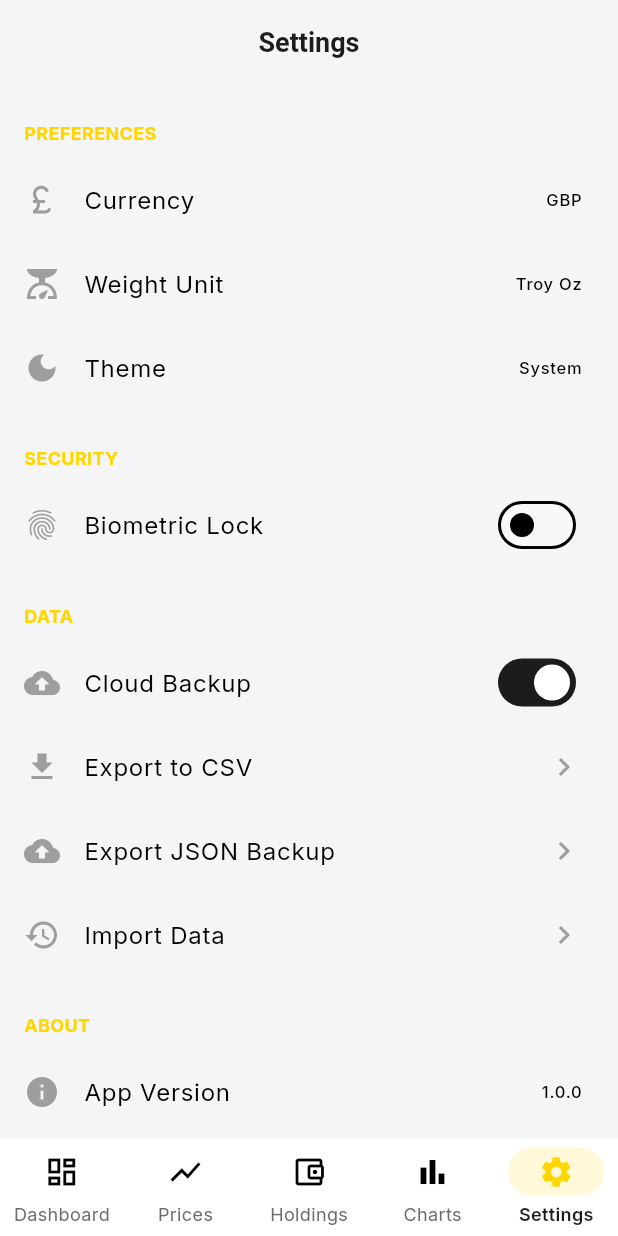
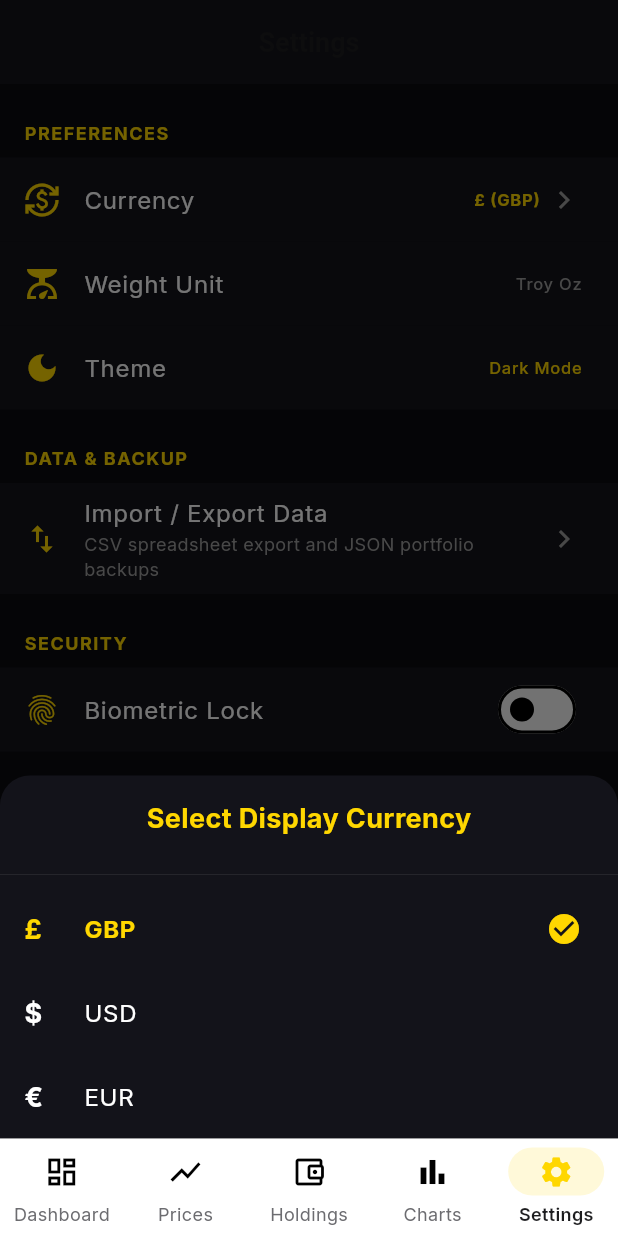
Before and after one commit to SSpiderlxx/bullion-tracker, a Flutter app: the screen it shows after launch, item 5 of the bottom bar chosen, after a tap on "Currency", on a phone screen of 412 x 824 dp. Run offline on Flutter 3.47's test engine with Material 3 defaults, Android fonts, the phone set to English and light mode, and no system bars; our stand-ins replace csv, decimal, dio, file_picker, fl_chart, flutter_animate and 6 more; missing offline and left inert: sqlite3; network calls fail.

Commit message:
Enhance SettingsScreen with live currency selection modal and navigation to ImportExportScreen

```diff
--- a/lib/features/settings/screens/settings_screen.dart
+++ b/lib/features/settings/screens/settings_screen.dart
@@ -1,42 +1,138 @@
 import 'package:flutter/material.dart';
+import 'package:hooks_riverpod/hooks_riverpod.dart';
+import 'package:go_router/go_router.dart';
 import '../../../core/theme/app_colors.dart';
+import '../../../domain/entities/currency_code.dart';
+import '../../../data/providers/price_providers.dart';
 
-class SettingsScreen extends StatelessWidget {
+class SettingsScreen extends HookConsumerWidget {
   const SettingsScreen({super.key});
 
   @override
-  Widget build(BuildContext context) {
+  Widget build(BuildContext context, WidgetRef ref) {
+    final currentCurrency = ref.watch(selectedCurrencyProvider);
+
+    void showCurrencyPicker() {
+      showModalBottomSheet(
+        context: context,
+        backgroundColor: AppColors.surfaceDark,
+        shape: const RoundedRectangleBorder(
+          borderRadius: BorderRadius.vertical(top: Radius.circular(20)),
+        ),
+        builder: (context) {
+          return SafeArea(
+            child: Column(
+              mainAxisSize: MainAxisSize.min,
+              children: [
+                const Padding(
+                  padding: EdgeInsets.all(16.0),
+                  child: Text(
+                    'Select Display Currency',
+                    style: TextStyle(
+                      color: AppColors.gold,
+                      fontWeight: FontWeight.bold,
+                      fontSize: 18,
+                    ),
+                  ),
+                ),
+                const Divider(color: Colors.white10),
+                ...CurrencyCode.values.map((currency) {
+                  final isSelected = currency == currentCurrency;
+                  return ListTile(
+                    leading: Text(
+                      currency.symbol,
+                      style: TextStyle(
+                        color: isSelected ? AppColors.gold : AppColors.textPrimaryDark,
+                        fontWeight: FontWeight.bold,
+                        fontSize: 18,
+                      ),
+                    ),
+                    title: Text(
+                      currency.name.toUpperCase(),
+                      style: TextStyle(
+                        color: isSelected ? AppColors.gold : AppColors.textPrimaryDark,
+                        fontWeight: isSelected ? FontWeight.bold : FontWeight.normal,
+                      ),
+                    ),
+                    trailing: isSelected ? const Icon(Icons.check_circle, color: AppColors.gold) : null,
+                    onTap: () {
+                      ref.read(selectedCurrencyProvider.notifier).state = currency;
+                      Navigator.pop(context);
+                    },
+                  );
+                }),
+              ],
+            ),
+          );
+        },
+      );
+    }
+
     return Scaffold(
-      appBar: AppBar(title: const Text('Settings')),
+      backgroundColor: AppColors.backgroundDark,
+      appBar: AppBar(
+        title: const Text('Settings'),
+        backgroundColor: AppColors.surfaceDark,
+      ),
       body: ListView(
         children: [
           _buildSectionHeader('Preferences'),
-          _buildListTile(Icons.currency_pound, 'Currency', trailing: const Text('GBP')),
-          _buildListTile(Icons.scale, 'Weight Unit', trailing: const Text('Troy Oz')),
-          _buildListTile(Icons.dark_mode, 'Theme', trailing: const Text('System')),
+          _buildListTile(
+            Icons.currency_exchange,
+            'Currency',
+            trailing: Row(
+              mainAxisSize: MainAxisSize.min,
+              children: [
+                Text(
+                  '${currentCurrency.symbol} (${currentCurrency.name.toUpperCase()})',
+                  style: const TextStyle(color: AppColors.gold, fontWeight: FontWeight.bold),
+                ),
+                const SizedBox(width: 4),
+                const Icon(Icons.chevron_right, color: Colors.grey),
+              ],
+            ),
+            onTap: showCurrencyPicker,
+          ),
+          _buildListTile(
+            Icons.scale,
+            'Weight Unit',
+            trailing: const Text('Troy Oz', style: TextStyle(color: AppColors.textSecondaryDark)),
+          ),
+          _buildListTile(
+            Icons.dark_mode,
+            'Theme',
+            trailing: const Text('Dark Mode', style: TextStyle(color: AppColors.gold)),
+          ),
+
+          _buildSectionHeader('Data & Backup'),
+          _buildListTile(
+            Icons.import_export,
+            'Import / Export Data',
+            subtitle: 'CSV spreadsheet export and JSON portfolio backups',
+            onTap: () => context.push('/import-export'),
+          ),
 
           _buildSectionHeader('Security'),
-          _buildListTile(Icons.fingerprint, 'Biometric Lock', trailing: Switch(value: false, onChanged: (v){})),
+          _buildListTile(
+            Icons.fingerprint,
+            'Biometric Lock',
+            trailing: Switch(
+              value: false,
+              activeColor: AppColors.gold,
+              onChanged: (v) {},
+            ),
+          ),
 
-          _buildSectionHeader('Data'),
-          _buildListTile(Icons.cloud_upload, 'Cloud Backup', trailing: Switch(value: true, onChanged: (v){})),
-          _buildListTile(Icons.file_download, 'Export to CSV'),
-          _buildListTile(Icons.backup, 'Export JSON Backup'),
-          _buildListTile(Icons.restore, 'Import Data'),
-
-          _buildSectionHeader('About'),
-          _buildListTile(Icons.info, 'App Version', trailing: const Text('1.0.0')),
-          _buildListTile(Icons.privacy_tip, 'Privacy Policy'),
-          _buildListTile(Icons.description, 'Terms of Service'),
-
-          const SizedBox(height: 24),
-          Padding(
-            padding: const EdgeInsets.symmetric(horizontal: 16),
-            child: ElevatedButton(
-              style: ElevatedButton.styleFrom(backgroundColor: AppColors.loss, foregroundColor: Colors.white),
-              onPressed: () {},
-              child: const Text('Sign Out'),
-            ),
+          _buildSectionHeader('About Bullion Tracker'),
+          _buildListTile(
+            Icons.info_outline,
+            'App Version',
+            trailing: const Text('1.0.0+1', style: TextStyle(color: AppColors.textSecondaryDark)),
+          ),
+          _buildListTile(
+            Icons.shield_outlined,
+            'License & Privacy',
+            subtitle: 'Open Source MIT License',
           ),
           const SizedBox(height: 32),
         ],
@@ -49,17 +145,19 @@ class SettingsScreen extends StatelessWidget {
       padding: const EdgeInsets.fromLTRB(16, 24, 16, 8),
       child: Text(
         title.toUpperCase(),
-        style: const TextStyle(color: AppColors.gold, fontWeight: FontWeight.bold, fontSize: 12),
+        style: const TextStyle(color: AppColors.gold, fontWeight: FontWeight.bold, fontSize: 12, letterSpacing: 1),
       ),
     );
   }
 
-  Widget _buildListTile(IconData icon, String title, {Widget? trailing}) {
+  Widget _buildListTile(IconData icon, String title, {String? subtitle, Widget? trailing, VoidCallback? onTap}) {
     return ListTile(
-      leading: Icon(icon, color: Colors.grey),
-      title: Text(title),
+      tileColor: AppColors.surfaceDark,
+      leading: Icon(icon, color: AppColors.gold),
+      title: Text(title, style: const TextStyle(color: AppColors.textPrimaryDark)),
+      subtitle: subtitle != null ? Text(subtitle, style: const TextStyle(color: AppColors.textSecondaryDark, fontSize: 12)) : null,
       trailing: trailing ?? const Icon(Icons.chevron_right, color: Colors.grey),
-      onTap: trailing is Switch ? null : () {},
+      onTap: onTap,
     );
   }
 }
```
